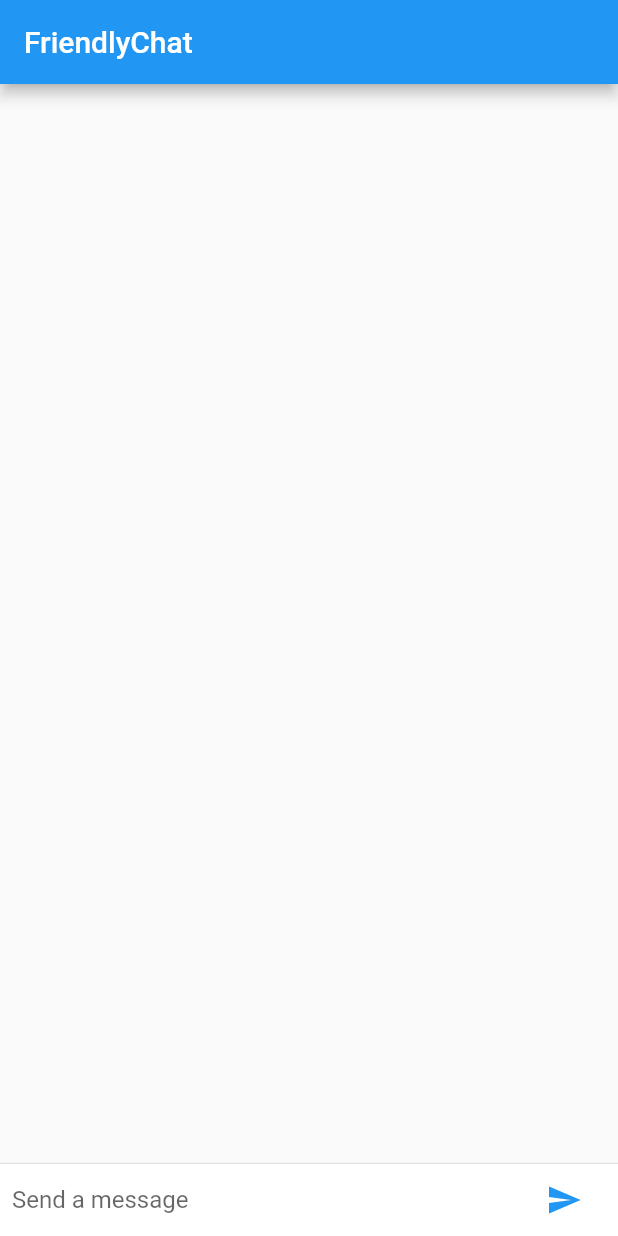
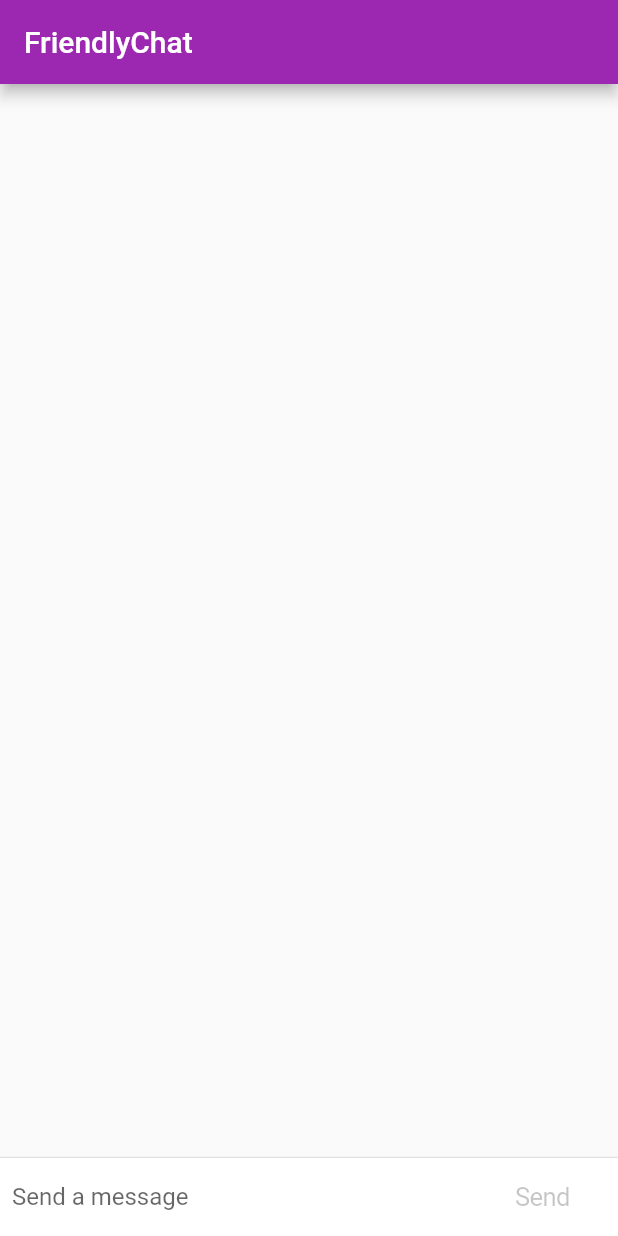
Before and after one commit to jaketurelli/flutter_dev-friendly_chat, a Flutter app: the screen it shows after launch, on a phone screen of 412 x 824 dp. Run offline on Flutter 3.47's test engine with Material 2 defaults, Android fonts, the phone set to English and light mode, and no system bars.

```diff
--- a/lib/main.dart
+++ b/lib/main.dart
@@ -1,3 +1,5 @@
+import 'package:flutter/cupertino.dart';
+import 'package:flutter/foundation.dart'; // NEW
 import 'package:flutter/material.dart';
 
 void main() {
@@ -5,6 +7,17 @@ void main() {
     const FriendlyChatApp(),
   );
 }
+
+final ThemeData kIOSTheme = ThemeData(
+  primarySwatch: Colors.orange,
+  primaryColor: Colors.grey[100],
+  primaryColorBrightness: Brightness.light,
+);
+
+final ThemeData kDefaultTheme = ThemeData(
+  colorScheme: ColorScheme.fromSwatch(primarySwatch: Colors.purple)
+      .copyWith(secondary: Colors.orangeAccent[400]),
+);
 
 String _name = 'Jake T';
 
@@ -15,9 +28,12 @@ class FriendlyChatApp extends StatelessWidget {
 
   @override
   Widget build(BuildContext context) {
-    return const MaterialApp(
+    return MaterialApp(
       title: 'FriendlyChat',
-      home: ChatScreen(),
+      theme: defaultTargetPlatform == TargetPlatform.iOS
+          ? kIOSTheme
+          : kDefaultTheme,
+      home: const ChatScreen(),
     );
   }
 }
@@ -47,7 +63,8 @@ class ChatMessage extends StatelessWidget {
               margin: const EdgeInsets.only(right: 16.0),
               child: CircleAvatar(child: Text(_name[0])),
             ),
-            Column(
+            Expanded(
+              child: Column(
                 crossAxisAlignment: CrossAxisAlignment.start,
                 children: [
                   Text(_name, style: Theme.of(context).textTheme.headline4),
@@ -56,6 +73,7 @@ class ChatMessage extends StatelessWidget {
                     child: Text(text),
                   ),
                 ],
+              ),
             ),
           ],
         ),
@@ -77,9 +95,13 @@ class _ChatScreenState extends State<ChatScreen> with TickerProviderStateMixin {
   final List<ChatMessage> _messages = [];
   final _textController = TextEditingController();
   final FocusNode _focusNode = FocusNode();
+  bool _isComposing = false;
 
   void _handleSubmitted(String text) {
     _textController.clear();
+    setState(() {
+      _isComposing = false;
+    });
     var message = ChatMessage(
       text: text,
       animationController: AnimationController(
@@ -102,7 +124,12 @@ class _ChatScreenState extends State<ChatScreen> with TickerProviderStateMixin {
           Flexible(
             child: TextField(
               controller: _textController,
-              onSubmitted: _handleSubmitted,
+              onChanged: (text) {
+                setState(() {
+                  _isComposing = text.isNotEmpty;
+                });
+              },
+              onSubmitted: _isComposing ? _handleSubmitted : null,
               decoration:
                   const InputDecoration.collapsed(hintText: 'Send a message'),
               focusNode: _focusNode,
@@ -112,9 +139,18 @@ class _ChatScreenState extends State<ChatScreen> with TickerProviderStateMixin {
             data: IconThemeData(color: Theme.of(context).colorScheme.secondary),
             child: Container(
               margin: const EdgeInsets.symmetric(horizontal: 4.0),
-              child: IconButton(
+              child: Theme.of(context).platform == TargetPlatform.iOS
+                  ? IconButton(
                       icon: const Icon(Icons.send),
-                onPressed: () => _handleSubmitted(_textController.text),
+                      onPressed: _isComposing
+                          ? () => _handleSubmitted(_textController.text)
+                          : null,
+                    )
+                  : CupertinoButton(
+                      child: const Text('Send'),
+                      onPressed: _isComposing
+                          ? () => _handleSubmitted(_textController.text)
+                          : null,
                     ),
             ),
           ),
@@ -126,8 +162,12 @@ class _ChatScreenState extends State<ChatScreen> with TickerProviderStateMixin {
   @override
   Widget build(BuildContext context) {
     return Scaffold(
-      appBar: AppBar(title: const Text('FriendlyChat')),
-      body: Column(
+      appBar: AppBar(
+        title: const Text('FriendlyChat'),
+        elevation: Theme.of(context).platform == TargetPlatform.iOS ? 0.0 : 4.0,
+      ),
+      body: Container(
+        child: Column(
           children: [
             Flexible(
               child: ListView.builder(
@@ -144,6 +184,14 @@ class _ChatScreenState extends State<ChatScreen> with TickerProviderStateMixin {
             ),
           ],
         ),
+        decoration: Theme.of(context).platform == TargetPlatform.iOS
+            ? BoxDecoration(
+                border: Border(
+                  top: BorderSide(color: Colors.grey[200]!),
+                ),
+              )
+            : null,
+      ),
     );
   }
 
```
Lines whose indentation alone changed are shown as unchanged.
